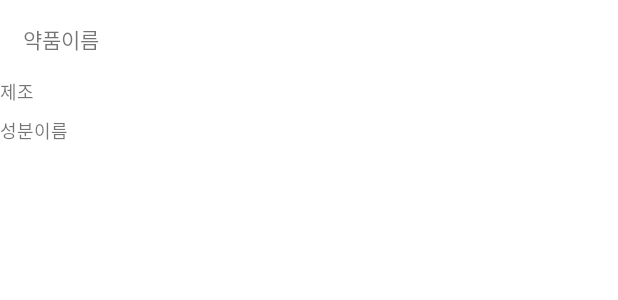
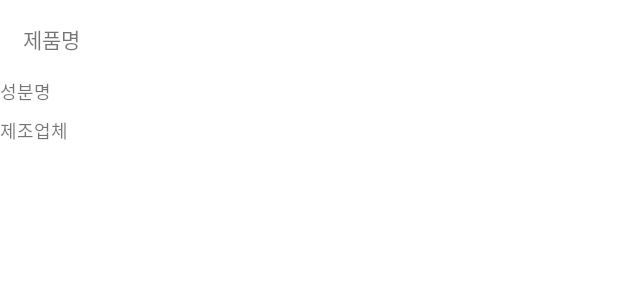
Before and after one commit to DaftenP/SDP_project, an Android app: the layout recyclerview_layout.xml on its own in the app's theme, with its tools: preview values and no code run, on a phone screen of 412 x 824 dp. Shown: the top 300 px of the screen. Run offline under Robolectric (Android 15) with nearby library versions, the phone set to English and light mode, and no system bars.

```diff
--- a/app/src/main/java/com/jpl/sdp_project/retrofit/RetrofitInterface.java
+++ b/app/src/main/java/com/jpl/sdp_project/retrofit/RetrofitInterface.java
@@ -9,8 +9,7 @@ public interface RetrofitInterface {
     String key = "FbibLpOcunqY9iK%2B0S4zn5XYmhAwfQ5yzZL74ykXbEq%2BQrw9w%2Fu0T0y9tu9I5cAUXWq4%2FpiRbRELSr01pbZWcA%3D%3D";
 
     @GET("/1471000/MdcCompDrugInfoService02/getMdcCompDrugList02?serviceKey="+key)
-    Call<Result> getData(//@Query("serviceKey") String serviceKey,
-                         @Query("pageNo") int pageNo,
+    Call<Result> getData(@Query("pageNo") int pageNo,
                          @Query("numOfRows") int numOfRows,
                          @Query("item_name") String item_name,
                          @Query("ingr_name") String ingr_name,
--- a/app/src/main/res/layout/recyclerview_layout.xml
+++ b/app/src/main/res/layout/recyclerview_layout.xml
@@ -19,20 +19,20 @@
                 app:layout_constraintTop_toTopOf="parent">
 
                 <TextView
-                    android:id="@+id/ingrName"
+                    android:id="@+id/itemName"
                     android:layout_width="wrap_content"
                     android:layout_height="wrap_content"
                     android:padding="5dp"
                     android:layout_margin="10dp"
                     android:textAlignment="center"
-                    android:text="약품이름"/>
+                    android:text="제품명"/>
 
                 <TextView
-                    android:id="@+id/itemName"
+                    android:id="@+id/ingrName"
                     android:layout_width="wrap_content"
                     android:layout_height="wrap_content"
                     android:layout_marginBottom="8dp"
-                    android:text="제조"
+                    android:text="성분명"
                     android:textAlignment="center"
                     android:textSize="12sp" />
 
@@ -43,7 +43,7 @@
                     android:layout_marginBottom="8dp"
                     android:textSize="12sp"
                     android:textAlignment="center"
-                    android:text="성분이름"/>
+                    android:text="제조업체"/>
 
             </LinearLayout>
 
```
Also changed, not shown: app/src/main/java/com/jpl/sdp_project/MainActivity.java (+14 -7 lines), app/src/main/java/com/jpl/sdp_project/NewActivity.java (+13 -6 lines), app/src/main/java/com/jpl/sdp_project/RecyclerView/RecyclerAdapter.java (+13 -6 lines).
